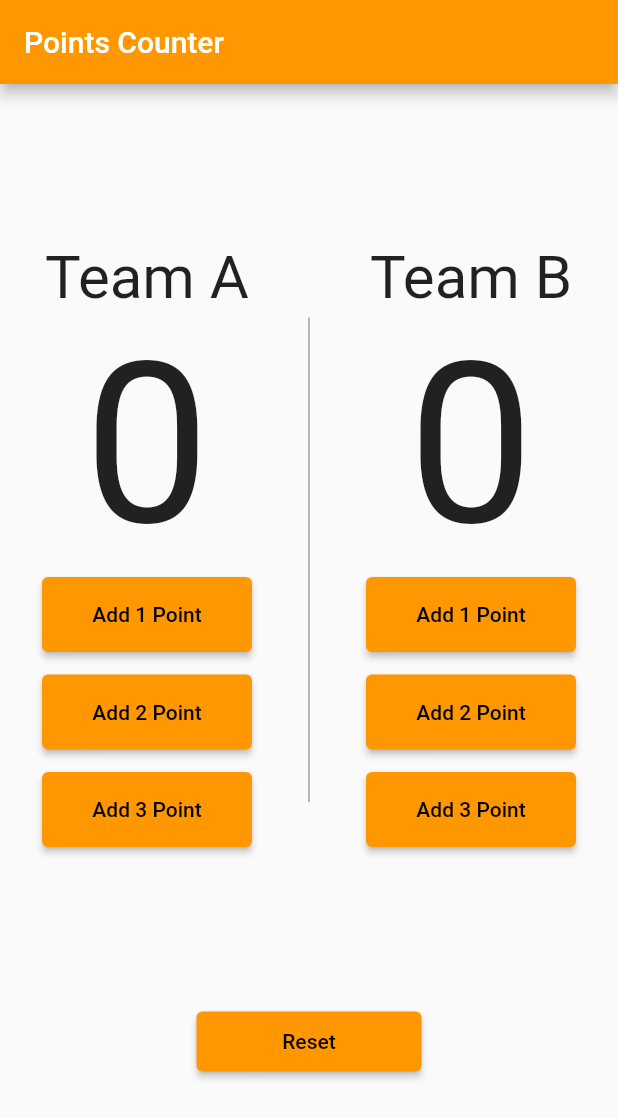
After one commit to elbahy/basketball_points_counter, a Flutter app: the HomePage screen opened directly, after a tap on "Reset", on a phone screen of 412 x 824 dp. The commit adds this screen. Shown: the top 1118 px of the screen. Run offline on Flutter 3.47's test engine with Material 2 defaults, Android fonts, the phone set to English and light mode, and no system bars; our stand-ins replace flutter_bloc.

Commit message:
change state management to cubit

```diff
--- /dev/null
+++ b/lib/cubit/counter.dart
@@ -0,0 +1,27 @@
+import 'package:basketball_counter/cubit/counter_state.dart';
+import 'package:flutter_bloc/flutter_bloc.dart';
+
+class CubitCounter extends Cubit<CounterState> {
+  CubitCounter() : super(CounterAIncrementState());
+
+  int teamACount = 0;
+  int teamBCount = 0;
+
+  void incrementPoint({required int points, required String team}) {
+    if (team == 'A') {
+      teamACount += points;
+      if (teamACount > 99) teamACount = 99;
+      emit(CounterAIncrementState());
+    } else {
+      teamBCount += points;
+      if (teamBCount > 99) teamBCount = 99;
+      emit(CounterBIncrementState());
+    }
+  }
+
+  void resetPoints() {
+    teamACount = 0;
+    teamBCount = 0;
+    emit(CounterBIncrementState());
+  }
+}
--- /dev/null
+++ b/lib/cubit/counter_state.dart
@@ -0,0 +1,5 @@
+abstract class CounterState {}
+
+class CounterAIncrementState extends CounterState {}
+
+class CounterBIncrementState extends CounterState {}
--- /dev/null
+++ b/lib/screens/home_page.dart
@@ -0,0 +1,117 @@
+import 'package:basketball_counter/cubit/counter.dart';
+import 'package:basketball_counter/cubit/counter_state.dart';
+import 'package:flutter/material.dart';
+import 'package:flutter_bloc/flutter_bloc.dart';
+
+class HomePage extends StatelessWidget {
+  int teamAScore = 0;
+  int teamBScore = 0;
+
+  TextStyle resStyle() => const TextStyle(fontSize: 150);
+
+  @override
+  Widget build(BuildContext context) {
+    return BlocConsumer<CubitCounter, CounterState>(
+        builder: (context, state) => Scaffold(
+              appBar: AppBar(
+                backgroundColor: Colors.orange,
+                title: const Text('Points Counter'),
+              ),
+              body: SafeArea(
+                  child: Column(
+                mainAxisAlignment: MainAxisAlignment.spaceEvenly,
+                children: [
+                  IntrinsicHeight(
+                    child: Row(
+                      mainAxisAlignment: MainAxisAlignment.spaceEvenly,
+                      children: [
+                        Column(
+                          children: [
+                            const Text(
+                              'Team A',
+                              style: TextStyle(fontSize: 40),
+                            ),
+                            Text(
+                              BlocProvider.of<CubitCounter>(context)
+                                  .teamACount
+                                  .toString(),
+                              style: resStyle(),
+                            ),
+                            const AddPointButton(pointNum: 1, team: 'A'),
+                            const SizedBox(height: 15),
+                            const AddPointButton(pointNum: 2, team: 'A'),
+                            const SizedBox(height: 15),
+                            const AddPointButton(pointNum: 3, team: 'A'),
+                          ],
+                        ),
+                        const VerticalDivider(
+                          thickness: 1,
+                          width: 20,
+                          color: Colors.grey,
+                          indent: 50,
+                          endIndent: 30,
+                        ),
+                        Column(
+                          children: [
+                            const Text(
+                              'Team B',
+                              style: TextStyle(fontSize: 40),
+                            ),
+                            Text(
+                              BlocProvider.of<CubitCounter>(context)
+                                  .teamBCount
+                                  .toString(),
+                              style: resStyle(),
+                            ),
+                            const AddPointButton(pointNum: 1, team: 'B'),
+                            const SizedBox(height: 15),
+                            const AddPointButton(pointNum: 2, team: 'B'),
+                            const SizedBox(height: 15),
+                            const AddPointButton(pointNum: 3, team: 'B'),
+                          ],
+                        )
+                      ],
+                    ),
+                  ),
+                  ElevatedButton(
+                      onPressed: () {
+                        BlocProvider.of<CubitCounter>(context).resetPoints();
+                      },
+                      style: ElevatedButton.styleFrom(
+                          backgroundColor: Colors.orange,
+                          foregroundColor: Colors.black,
+                          minimumSize: const Size(150, 40)),
+                      child: const Text('Reset'))
+                ],
+              )),
+            ),
+        listener: (context, state) {});
+  }
+}
+
+class AddPointButton extends StatelessWidget {
+  const AddPointButton({
+    Key? key,
+    required this.pointNum,
+    required this.team,
+  }) : super(key: key);
+
+  final int pointNum;
+  final String team;
+
+  @override
+  Widget build(BuildContext context) {
+    return ElevatedButton(
+      onPressed: () {
+        BlocProvider.of<CubitCounter>(context)
+            .incrementPoint(points: pointNum, team: team);
+      },
+      style: ElevatedButton.styleFrom(
+          padding: const EdgeInsets.all(15),
+          backgroundColor: Colors.orange,
+          foregroundColor: Colors.black,
+          minimumSize: const Size(140, 50)),
+      child: Text('Add $pointNum Point'),
+    );
+  }
+}
--- a/pubspec.yaml
+++ b/pubspec.yaml
@@ -31,6 +31,7 @@ environment:
 dependencies:
   flutter:
     sdk: flutter
+  flutter_bloc: ^8.1.3
 
 
   # The following adds the Cupertino Icons font to your application.
```
Also changed, not shown: lib/main.dart (+7 -104 lines), pubspec.lock.
